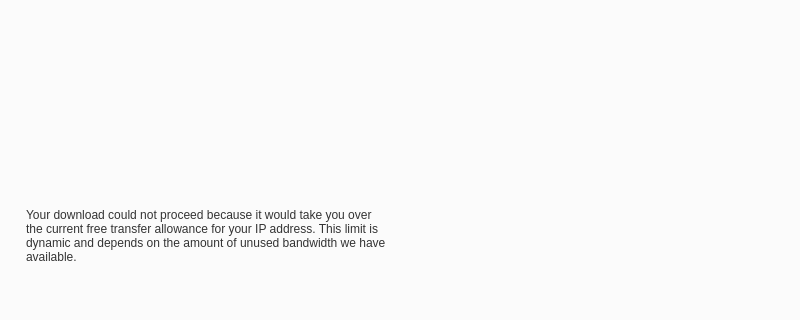
Before: the Qt Designer form src/MEGASync/gui/linux/UpgradeDialog.ui in meganz/MEGAsync, drawn with Qt 5; both pictures show x 0 to 800 and y 280 to 600 of the 800 by 600 pixel window.
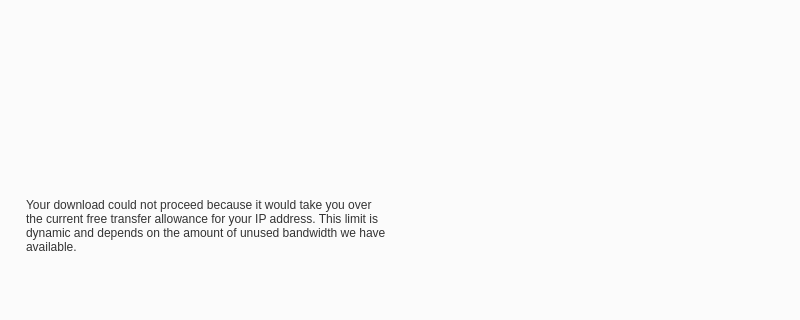
After: the same form once the commit is applied.

```diff
--- a/src/MEGASync/gui/linux/UpgradeDialog.ui
+++ b/src/MEGASync/gui/linux/UpgradeDialog.ui
@@ -192,13 +192,13 @@
       <property name="minimumSize">
        <size>
         <width>364</width>
-        <height>80</height>
+        <height>100</height>
        </size>
       </property>
       <property name="maximumSize">
        <size>
         <width>364</width>
-        <height>80</height>
+        <height>100</height>
        </size>
       </property>
       <property name="styleSheet">
@@ -220,13 +220,13 @@
       <property name="minimumSize">
        <size>
         <width>364</width>
-        <height>80</height>
+        <height>100</height>
        </size>
       </property>
       <property name="maximumSize">
        <size>
         <width>364</width>
-        <height>80</height>
+        <height>100</height>
        </size>
       </property>
       <property name="text">
```
